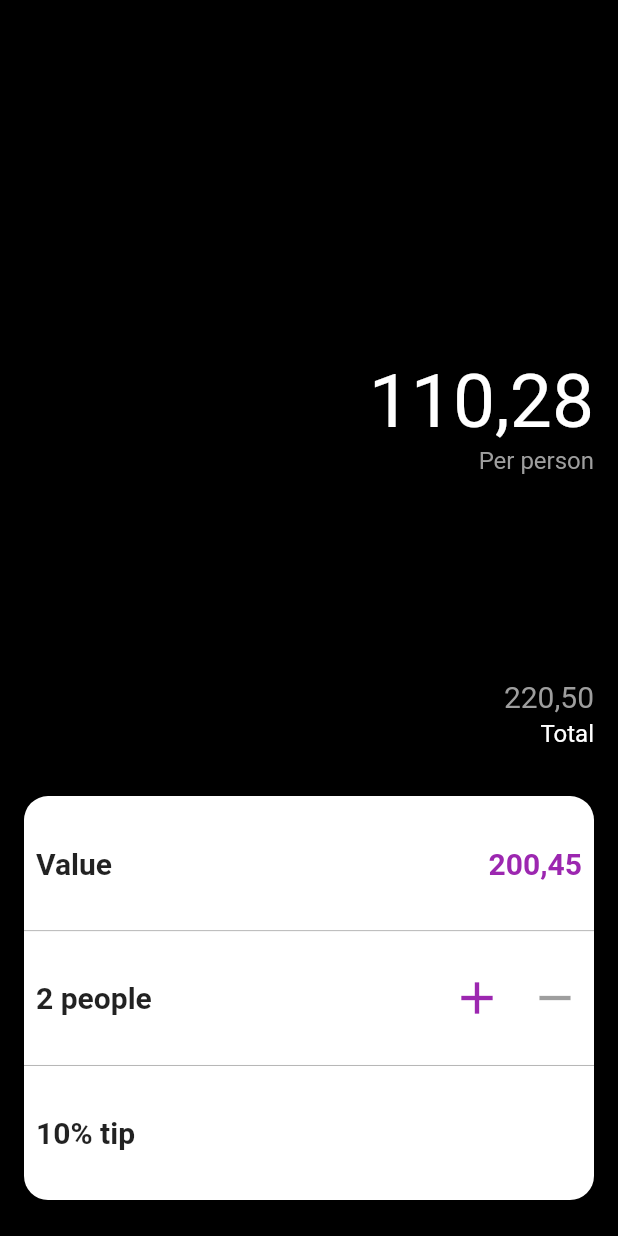
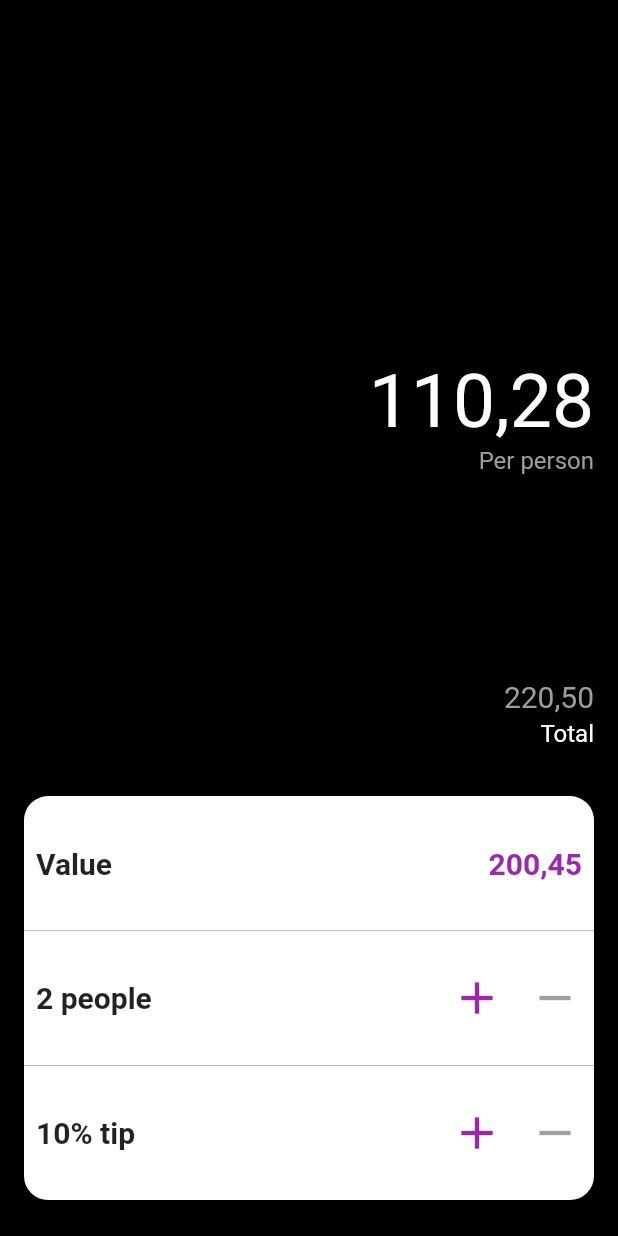
Before and after one commit to davidcrotty/flutter, a Flutter app: the screen it shows after launch, on a phone screen of 412 x 824 dp. Run offline on Flutter 3.47's test engine with Material 2 defaults, Android fonts, the phone set to English and light mode, and no system bars.

Commit message:
complete ui

```diff
--- a/splitcalculator/split_calculator/lib/main.dart
+++ b/splitcalculator/split_calculator/lib/main.dart
@@ -195,7 +195,7 @@ class CalculatorArea extends StatelessWidget {
                     ),
                     Container(color: Colors.grey, height: dividerHeight),
                     Padding(
-                      padding: const EdgeInsets.only(left: 8.0, right: 8.0),
+                      padding: const EdgeInsets.only(left: 8.0),
                       child: Row(
                         mainAxisAlignment: MainAxisAlignment.spaceBetween,
                         children: <Widget>[
@@ -209,6 +209,42 @@ class CalculatorArea extends StatelessWidget {
                               ),
                             ),
                           ),
+                          Container(
+                            height: (constraints.maxHeight / 3) - dividerHeight,
+                            child: Center(
+                              child: Row(
+                                mainAxisAlignment: MainAxisAlignment.center,
+                                children: <Widget>[
+                                  Material(
+                                    color: Colors.transparent,
+                                    child: ButtonTheme(
+                                      minWidth: 0,
+                                      child: FlatButton(
+                                        child: Icon(Icons.add, size: 36, color: Colors.purple),
+                                        shape: CircleBorder(),
+                                        onPressed: () {
+                                          print("tapped");
+                                        },
+                                        padding: EdgeInsets.all(8),
+                                      ),
+                                    ),
+                                  ),
+                                  Material(
+                                    color: Colors.transparent,
+                                    child: ButtonTheme(
+                                      minWidth: 0,
+                                      child: FlatButton(
+                                        child: Icon(Icons.remove, size: 36),
+                                        shape: CircleBorder(),
+                                        onPressed: null,
+                                        padding: EdgeInsets.all(8),
+                                      ),
+                                    ),
+                                  ),
+                                ],
+                              ),
+                            ),
+                          )
                         ],
                       ),
                     )
```
